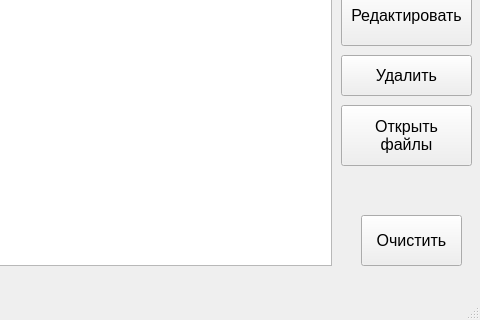
Above: table_date.ui from slevinsps/reminder before the change; both pictures show x 249 to 729 and y 105 to 425 of the 729 by 425 pixel window. Below: the same form after it.
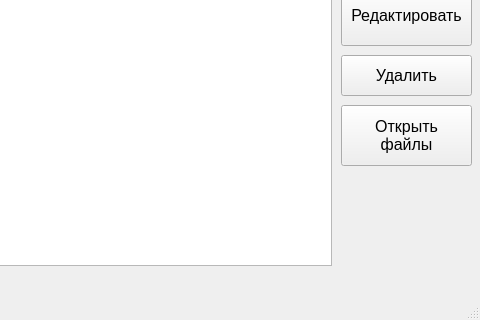
That is the form after the change.

```diff
--- a/table_date.ui
+++ b/table_date.ui
@@ -52,24 +52,6 @@
      </property>
     </column>
    </widget>
-   <widget class="QPushButton" name="clear_button">
-    <property name="geometry">
-     <rect>
-      <x>610</x>
-      <y>320</y>
-      <width>101</width>
-      <height>51</height>
-     </rect>
-    </property>
-    <property name="font">
-     <font>
-      <pointsize>12</pointsize>
-     </font>
-    </property>
-    <property name="text">
-     <string>Очистить</string>
-    </property>
-   </widget>
    <widget class="QPushButton" name="delete_button">
     <property name="geometry">
      <rect>
```
Left out of the diff: 2 changed lines with no effect on the pictures.
